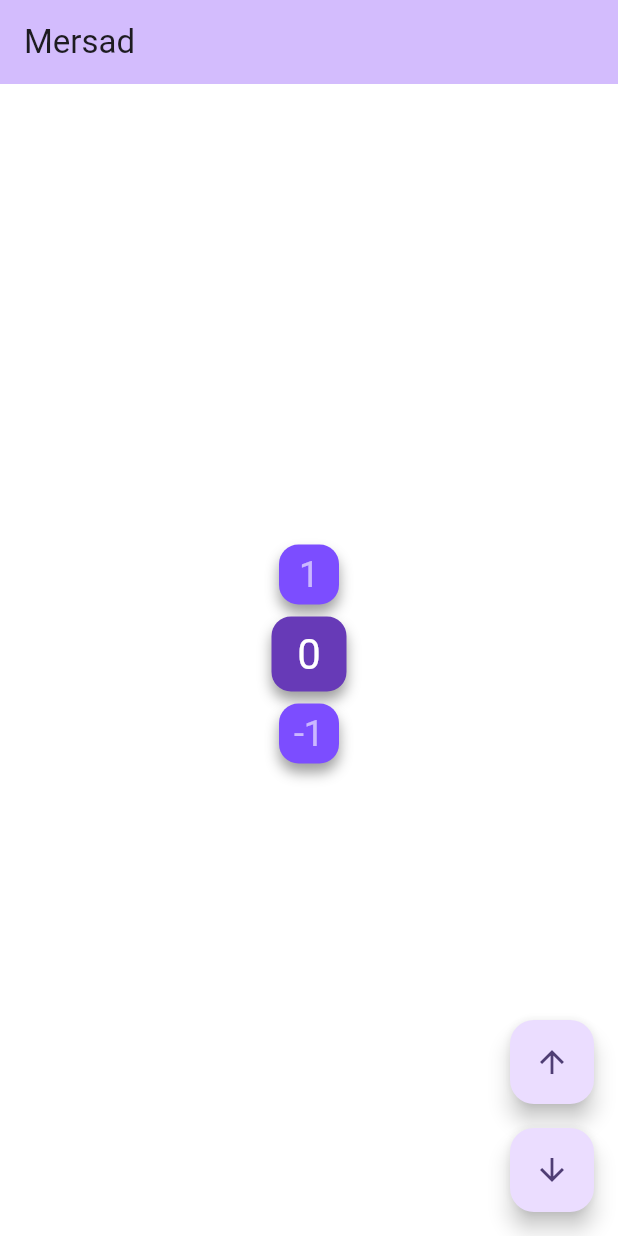
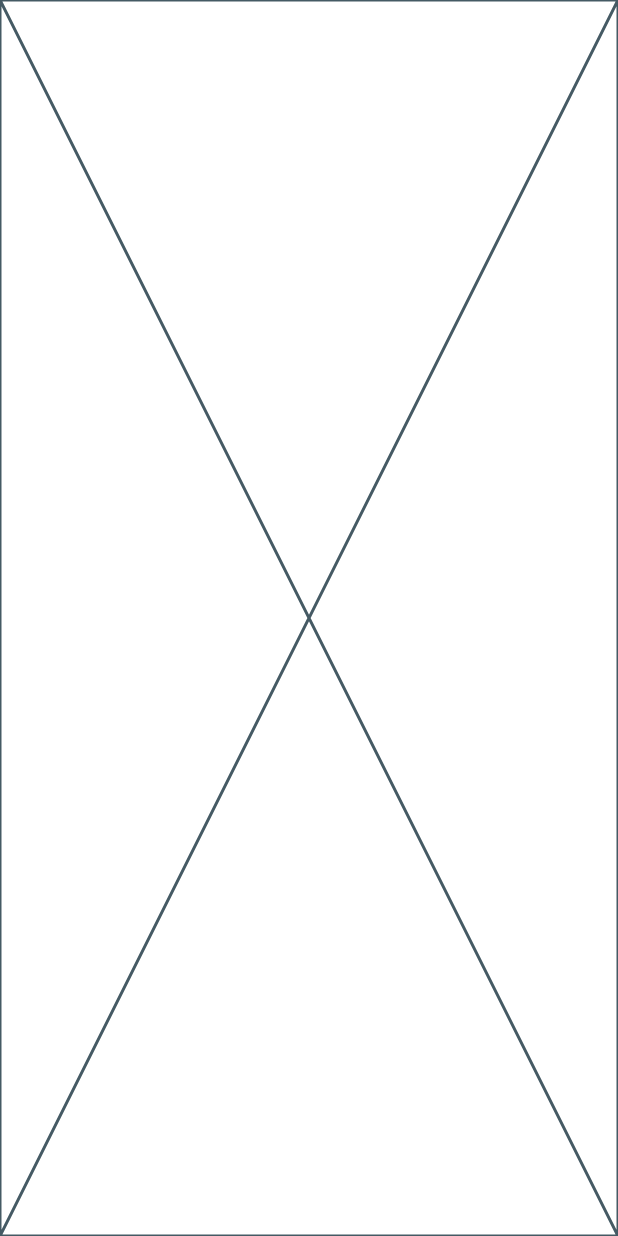
Before and after one commit to MersadMolaei/BlogClub, a Flutter app: the screen it shows after launch, on a phone screen of 412 x 824 dp. Run offline on Flutter 3.47's test engine with Material 2 defaults, Android fonts, the phone set to English and light mode, and no system bars.

```diff
--- a/lib/main.dart
+++ b/lib/main.dart
@@ -16,142 +16,16 @@ class MyApp extends StatelessWidget {
         colorScheme: ColorScheme.fromSeed(seedColor: Colors.deepPurple),
         useMaterial3: true,
       ),
-      home: const MyHomePage(title: 'Mersad'),
+      home: const HomeScreen(),
     );
   }
 }
 
-class MyHomePage extends StatefulWidget {
-  const MyHomePage({super.key, required this.title});
-
-  final String title;
-
-  @override
-  State<MyHomePage> createState() => _MyHomePageState();
-}
-
-class _MyHomePageState extends State<MyHomePage> {
-  int _counter = 0;
-
-  void _incrementCounter() {
-    setState(() {
-      _counter++;
-    });
-  }
-
-  void _decrementCounter() {
-    setState(() {
-      _counter--;
-    });
-  }
+class HomeScreen extends StatelessWidget {
+  const HomeScreen({super.key});
 
   @override
   Widget build(BuildContext context) {
-    return SafeArea(
-      child: Scaffold(
-        backgroundColor: Colors.white,
-        appBar: AppBar(
-          elevation: 0,
-          backgroundColor: Theme.of(context).colorScheme.inversePrimary,
-          title: Text(widget.title),
-        ),
-        body: Center(
-          child: Column(
-            mainAxisAlignment: MainAxisAlignment.center,
-            children: <Widget>[
-              Padding(
-                padding: const EdgeInsets.only(bottom: 8),
-                child: Container(
-                  height: 40,
-                  width: 40,
-                  decoration: const BoxDecoration(
-                      color: Colors.deepPurpleAccent,
-                      borderRadius: BorderRadius.all(Radius.circular(13)),
-                      boxShadow: [
-                        BoxShadow(
-                            blurRadius: 7,
-                            color: Colors.grey,
-                            offset: Offset(0, 6))
-                      ]),
-                  child: Center(
-                    child: Text('${_counter + 1}',
-                        style: Theme.of(context)
-                            .textTheme
-                            .headlineSmall!
-                            .copyWith()
-                            .copyWith(color: Colors.white.withOpacity(0.6))),
-                  ),
-                ),
-              ),
-              Padding(
-                padding: const EdgeInsets.only(bottom: 8),
-                child: Container(
-                  height: 50,
-                  width: 50,
-                  decoration: const BoxDecoration(
-                      color: Colors.deepPurple,
-                      borderRadius: BorderRadius.all(Radius.circular(13)),
-                      boxShadow: [
-                        BoxShadow(
-                            blurRadius: 7,
-                            color: Colors.grey,
-                            offset: Offset(0, 6))
-                      ]),
-                  child: Center(
-                    child: Text(
-                      '$_counter',
-                      style: Theme.of(context)
-                          .textTheme
-                          .headlineMedium!
-                          .copyWith(color: Colors.white),
-                    ),
-                  ),
-                ),
-              ),
-              Padding(
-                padding: const EdgeInsets.only(bottom: 8),
-                child: Container(
-                  height: 40,
-                  width: 40,
-                  decoration: const BoxDecoration(
-                      color: Colors.deepPurpleAccent,
-                      borderRadius: BorderRadius.all(Radius.circular(13)),
-                      boxShadow: [
-                        BoxShadow(
-                            blurRadius: 7,
-                            color: Colors.grey,
-                            offset: Offset(0, 6))
-                      ]),
-                  child: Center(
-                    child: Text('${_counter - 1}',
-                        style: Theme.of(context)
-                            .textTheme
-                            .headlineSmall!
-                            .copyWith()
-                            .copyWith(color: Colors.white.withOpacity(0.6))),
-                  ),
-                ),
-              ),
-            ],
-          ),
-        ),
-        floatingActionButton: Column(
-          mainAxisAlignment: MainAxisAlignment.end,
-          children: <Widget>[
-            FloatingActionButton(
-              onPressed: _incrementCounter,
-              tooltip: 'Increment',
-              child: const Icon(Icons.arrow_upward),
-            ),
-            const SizedBox(height: 16),
-            FloatingActionButton(
-              onPressed: _decrementCounter,
-              tooltip: 'Decrement',
-              child: const Icon(Icons.arrow_downward),
-            ),
-          ],
-        ),
-      ),
-    );
+    return const Placeholder();
   }
 }
```
Also changed, not shown: lib/data.dart (added, +161 -0 lines).
